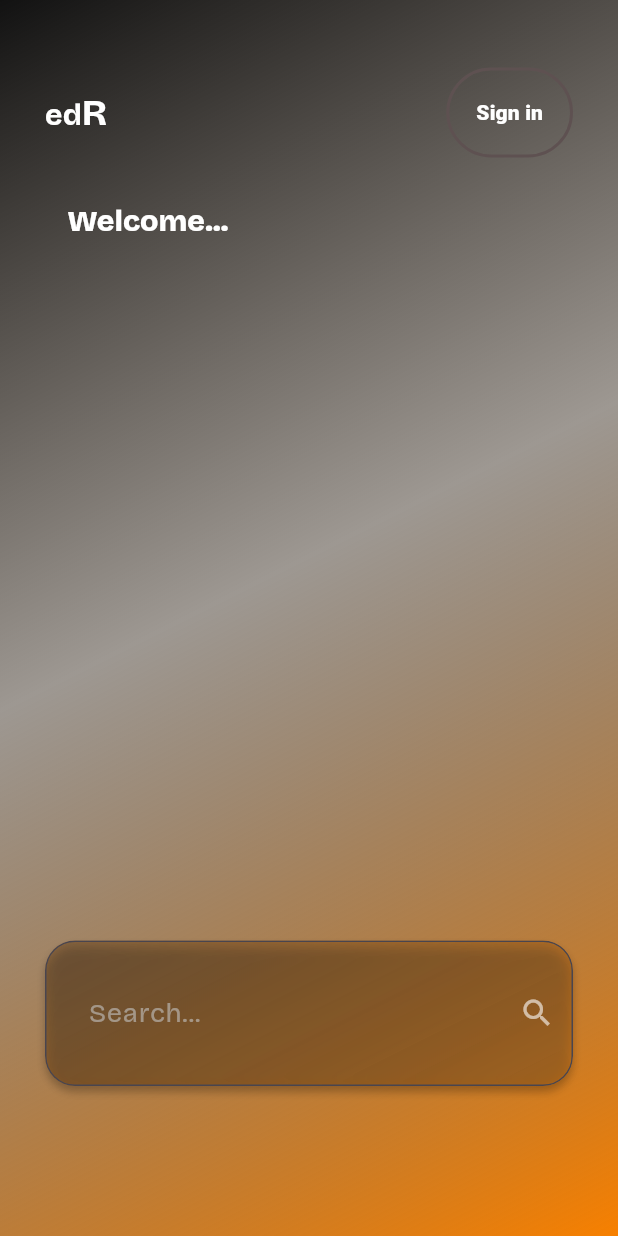
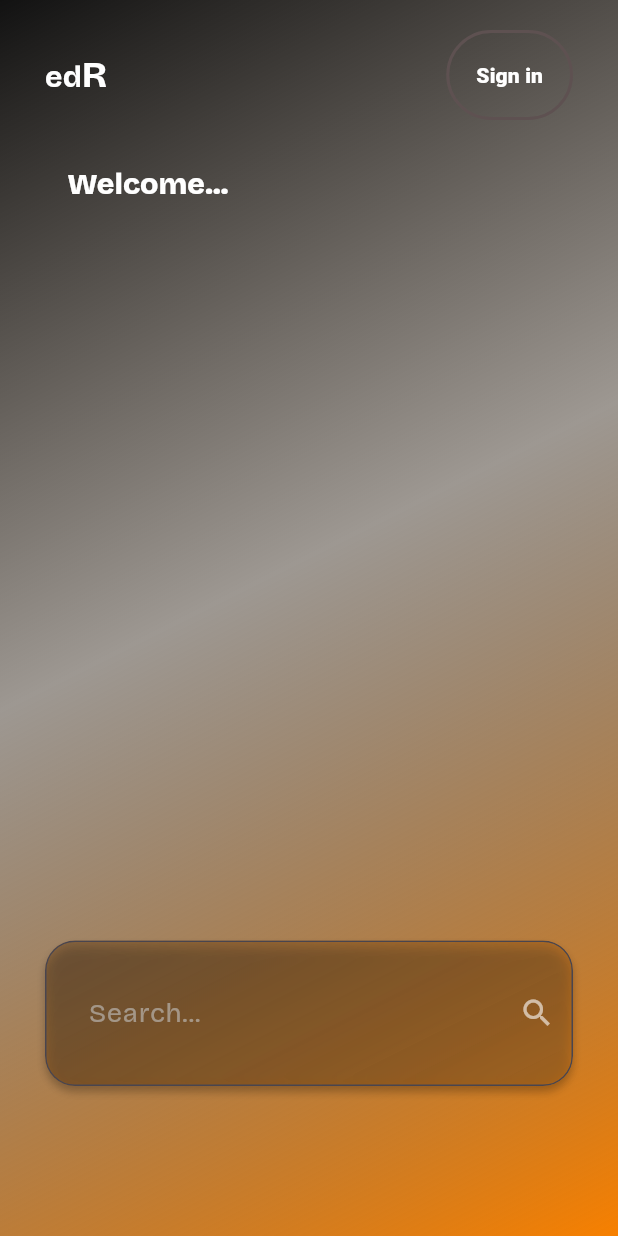
Before and after one commit to DripHard/EduRoad, a Flutter app: the screen it shows after launch, on a phone screen of 412 x 824 dp. Run offline on Flutter 3.47's test engine with Material 3 defaults, Android fonts, the phone set to English and light mode, and no system bars; our stand-ins replace animated_text_kit, flutter_dotenv, google_fonts, logger, youtube_player_flutter; missing offline and left inert: flutter_inappwebview.

Commit message:
refactor: include safe area for mobile phones

```diff
--- a/eduroad/lib/main.dart
+++ b/eduroad/lib/main.dart
@@ -34,7 +34,10 @@ class HomePage extends StatelessWidget {
   @override
   Widget build(BuildContext context) {
   TextEditingController searchController = TextEditingController();
-    return Container(
+     return Scaffold(
+      backgroundColor: Colors.transparent,
+      body: SafeArea(
+        child: Container(
           decoration: const BoxDecoration(
             gradient: LinearGradient(
               begin: Alignment.topLeft,
@@ -46,7 +49,7 @@ class HomePage extends StatelessWidget {
           child: Stack(
             children: [
               Padding(
-            padding: EdgeInsets.fromLTRB(30, 45, 30, 0),
+                padding: const EdgeInsets.fromLTRB(30, 20, 30, 0), // Adjusted padding
                 child: Column(
                   mainAxisAlignment: MainAxisAlignment.start,
                   crossAxisAlignment: CrossAxisAlignment.start,
@@ -79,22 +82,26 @@ class HomePage extends StatelessWidget {
                         OutlinedButton(
                           style: OutlinedButton.styleFrom(
                             foregroundColor: Colors.white,
-                        side: BorderSide(
-                            color: const Color.fromARGB(255, 94, 81, 81),
+                            side: const BorderSide(
+                                color: Color.fromARGB(255, 94, 81, 81),
                                 width: 2.0),
-                        padding: EdgeInsets.symmetric(horizontal: 20, vertical: 20),
+                            padding: const EdgeInsets.symmetric(
+                                horizontal: 20, vertical: 20),
                           ),
                           onPressed: () {
-                        LoginPage();
+                            Navigator.push(
+                              context,
+                              MaterialPageRoute(builder: (context) => LoginPage()),
+                            );
                           },
-                      child: Text('Sign in',
+                          child: const Text('Sign in',
                               style: TextStyle(fontWeight: FontWeight.w800)),
                         ),
                       ],
                     ),
-                SizedBox(height: 30),
+                    const SizedBox(height: 30),
                     Container(
-                  margin: EdgeInsets.only(left: 15),
+                      margin: const EdgeInsets.only(left: 15),
                       child: RichText(
                         text: TextSpan(
                           text: 'Welcome...',
@@ -109,16 +116,11 @@ class HomePage extends StatelessWidget {
                   ],
                 ),
               ),
-          Scaffold(
-            backgroundColor: Colors.transparent,
-            resizeToAvoidBottomInset: true,
-            body: Stack(
-              children: [
               Positioned(
                 left: 30,
                 right: 30,
                 bottom: 100,
-                  child: Hero (
+                child: Hero(
                   tag: 'searchbar',
                   child: Material(
                     color: Colors.transparent,
@@ -129,7 +131,7 @@ class HomePage extends StatelessWidget {
                         boxShadow: [
                           BoxShadow(
                             color: Colors.black.withOpacity(0.25),
-                            offset: Offset(0, 4),
+                            offset: const Offset(0, 4),
                             blurRadius: 4,
                           ),
                         ],
@@ -144,7 +146,8 @@ class HomePage extends StatelessWidget {
                               hintText: "Search...",
                               hintStyle: GoogleFonts.bricolageGrotesque(
                                 fontSize: 18,
-                                color: const Color.fromARGB(255, 196, 196, 196).withOpacity(0.6),
+                                color: const Color.fromARGB(255, 196, 196, 196)
+                                    .withOpacity(0.6),
                                 fontWeight: FontWeight.w400,
                               ),
                               suffixIcon: Icon(Icons.search,
@@ -153,25 +156,31 @@ class HomePage extends StatelessWidget {
                                   borderRadius: BorderRadius.circular(20)),
                               filled: true,
                               fillColor: Colors.white.withOpacity(0.05),
-                              contentPadding:
-                                  EdgeInsets.symmetric(horizontal: 25, vertical: 35),
+                              contentPadding: const EdgeInsets.symmetric(
+                                  horizontal: 25, vertical: 35),
                             ),
-                            style: TextStyle(color: Colors.white),
+                            style: const TextStyle(color: Colors.white),
                             onSubmitted: (value) {
                               if (value.isNotEmpty) {
                                 Navigator.push(
                                   context,
                                   PageRouteBuilder(
-                                    transitionDuration: Duration(milliseconds: 500), // Smooth transition
-                                    pageBuilder: (context, animation, secondaryAnimation) => Roadmap(searchQuery: value),
-                                    transitionsBuilder: (context, animation, secondaryAnimation, child) {
+                                    transitionDuration:
+                                        const Duration(milliseconds: 500),
+                                    pageBuilder: (context, animation,
+                                            secondaryAnimation) =>
+                                        Roadmap(searchQuery: value),
+                                    transitionsBuilder: (context, animation,
+                                        secondaryAnimation, child) {
                                       return SlideTransition(
                                         position: Tween<Offset>(
-                                          begin: Offset(0, 0.2), // Start slightly below
-                                          end: Offset(0, 0), // Move up to normal position
+                                          begin: const Offset(
+                                              0, 0.2), // Start slightly below
+                                          end: const Offset(
+                                              0, 0), // Move up to normal position
                                         ).animate(CurvedAnimation(
                                           parent: animation,
-                                          curve: Curves.easeIn, // Smooth easing effect
+                                          curve: Curves.easeIn,
                                         )),
                                         child: child,
                                       );
@@ -187,10 +196,9 @@ class HomePage extends StatelessWidget {
                   ),
                 ),
               ),
-              ]
-            )
-          )
             ],
+          ),
+        ),
       ),
     );
   }
--- a/eduroad/lib/pages/notes.dart
+++ b/eduroad/lib/pages/notes.dart
@@ -38,7 +38,8 @@ class _NotesPageState extends State<NotesPage> {
   Widget build(BuildContext context) {
     String title = widget.data['title'] ?? 'Notes';
 
-    return Scaffold(
+    return SafeArea (
+      child: Scaffold(
       backgroundColor: const Color(0xFF222222),
       appBar: PreferredSize(
         preferredSize: const Size.fromHeight(60),
@@ -200,6 +201,7 @@ class _NotesPageState extends State<NotesPage> {
           ),
         ),
       ),
+    )
     );
   }
 }
--- a/eduroad/lib/pages/roadmap.dart
+++ b/eduroad/lib/pages/roadmap.dart
@@ -46,8 +46,9 @@ class _RoadmapState extends State<Roadmap> {
 
   @override
   Widget build(BuildContext context) {
-    return Container(
-      padding: const EdgeInsets.fromLTRB(30, 45, 30, 0),
+    return SafeArea (
+      child: Container(
+      padding: const EdgeInsets.fromLTRB(30, 20, 30, 0),
       decoration: const BoxDecoration(
         gradient: LinearGradient(
           begin: Alignment.topLeft,
@@ -132,6 +133,7 @@ class _RoadmapState extends State<Roadmap> {
           ),
         ],
       ),
+    )
     );
   }
 }
```
Lines whose indentation alone changed are shown as unchanged.
